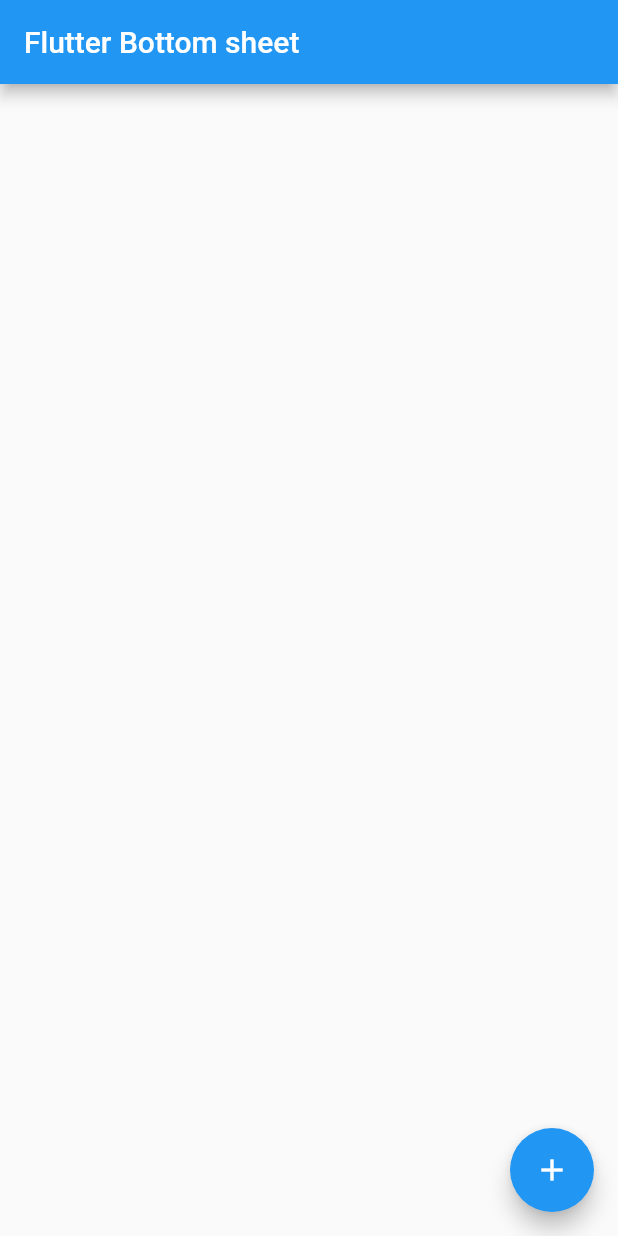
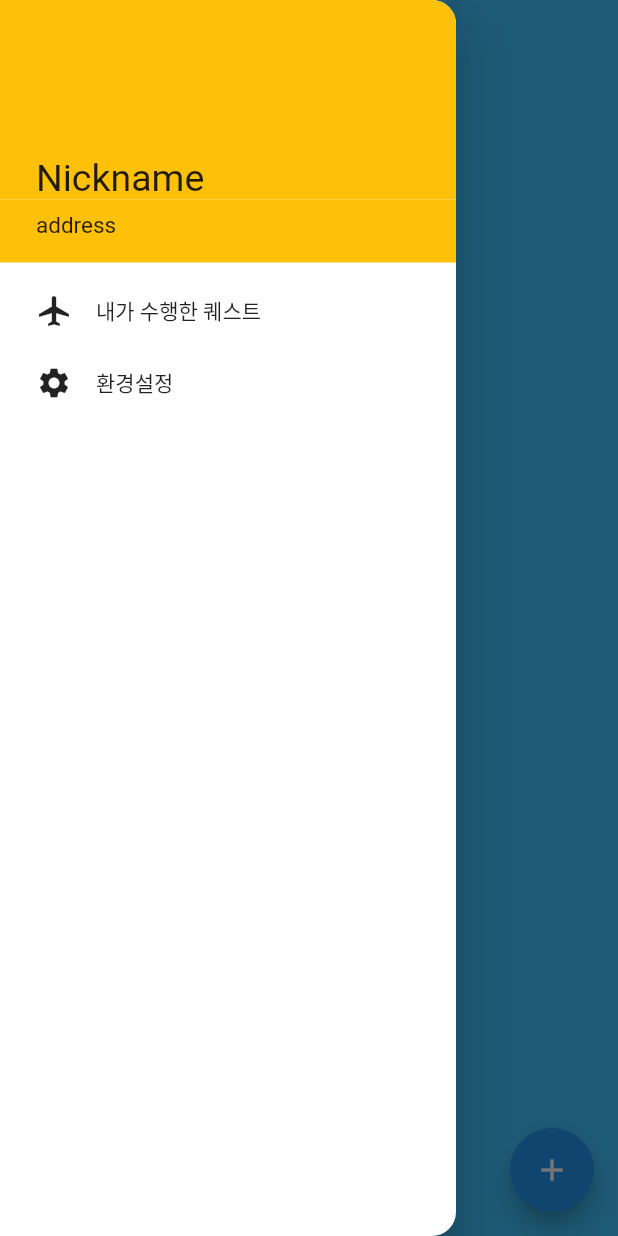
Before and after one commit to jeonghongki/flutter_bottom, a Flutter app: the screen it shows after launch, with the side drawer open (before the commit the screen has no drawer), on a phone screen of 412 x 824 dp. Run offline on Flutter 3.47's test engine with Material 2 defaults, Android fonts, the phone set to English and light mode, and no system bars.

```diff
--- a/lib/main.dart
+++ b/lib/main.dart
@@ -36,6 +36,7 @@ class MyApp extends StatelessWidget {
       title: 'Flutter Demo',
       theme: new ThemeData(
         primarySwatch: Colors.blue,
+        canvasColor: Colors.transparent
       ),
       home: new MyHomePage(title: 'Flutter Bottom sheet'),
     );
@@ -55,15 +56,143 @@ class _MyHomePageState extends State<MyHomePage> {
   @override
   Widget build(BuildContext context) {
     return new Scaffold(
-      appBar: new AppBar(
-        title: new Text(widget.title),
+      drawer: Drawer(
+        child: Container(
+          width: 256,
+          decoration: BoxDecoration(
+            color: Colors.white,
+            borderRadius: const BorderRadius.only(
+                bottomRight: const Radius.circular(16.0),
+                topRight: const Radius.circular(16.0)),
+          ),
+          child: Column(
+            mainAxisAlignment: MainAxisAlignment.start,
+            crossAxisAlignment: CrossAxisAlignment.stretch,
+            children: <Widget>[
+              // 사용자 닉네임
+              Container(
+                padding: const EdgeInsets.only(top: 104.0, left: 24.0, right: 16.0),
+                decoration: BoxDecoration(
+                  color: Colors.amber,
+                  borderRadius: BorderRadius.only(
+                      topRight: const Radius.circular(16.0)
+                  ),
+                ),
+                width: 256,
+                child: Text(
+                  'Nickname',
+                  style: TextStyle(fontSize: 25.0),
+                ),
+              ),
+              // 사용자 집주소
+              Container(
+                padding: const EdgeInsets.only(
+                  top: 8.0, bottom: 16.0,
+                  left: 24.0, right: 16.0,
+                ),
+                width: 256,
+                color: Colors.amber,
+                child: Text(
+                  'address',
+                  style: TextStyle(fontSize: 15.0),
+                ),
+              ),
+              // 내가 도전한 퀘스트
+              Container(
+                padding: const EdgeInsets.only(top: 8.0, left: 8.0, right: 8.0),
+                child: RaisedButton(
+                  elevation: 0.0,
+                  highlightElevation: 0.0,
+                  highlightColor: Colors.transparent,
+                  splashColor: Colors.amberAccent.withOpacity(0.5),
+                  shape: RoundedRectangleBorder(borderRadius: BorderRadius.circular(8.0)),
+                  child: Row(
+                    mainAxisSize: MainAxisSize.max,
+                    children: <Widget>[
+                      Padding(
+                        padding: const EdgeInsets.only(right: 16.0),
+                        child: Icon(Icons.local_airport),
+                      ),
+                      Text('내가 수행한 퀘스트')
+                    ],
+                  ),
+                  onPressed: () => {
+                    Navigator.pop(context)
+                  },
+                  color: Colors.transparent,
+                ),
+              ),
+              // 환경설정
+              Container(
+                padding: const EdgeInsets.only(left: 8.0, right: 8.0),
+                child: RaisedButton(
+                  elevation: 0.0,
+                  highlightElevation: 0.0,
+                  highlightColor: Colors.transparent,
+                  splashColor: Colors.amberAccent.withOpacity(0.5),
+                  shape: RoundedRectangleBorder(borderRadius: BorderRadius.circular(8.0)),
+                  child: Row(
+                    mainAxisSize: MainAxisSize.max,
+                    children: <Widget>[
+                      Padding(
+                        padding: const EdgeInsets.only(right: 16.0),
+                        child: Icon(Icons.settings),
+                      ),
+                      Text('환경설정')
+                    ],
+                  ),
+                  onPressed: () => {
+                    Navigator.pop(context)
+                  },
+                  color: Colors.transparent,
+                ),
+              ),
+            ],
+          ),
+        )
       ),
-      floatingActionButton: new FloatingActionButton(
-        onPressed: (){
-          _settingModalBottomSheet(context);
-        },
-        child: new Icon(Icons.add),
+      body: WillPopScope(
+          onWillPop: _yon,
+          child: Stack(
+            children: <Widget>[
+              Container(
+                  decoration: BoxDecoration(
+                      color: Colors.lightBlueAccent
+                  )
+              ),
+              Container(
+                margin: EdgeInsets.all(16.0),
+                alignment: Alignment.bottomRight,
+                child: FloatingActionButton(
+                    onPressed: () => {
+                      _settingModalBottomSheet(context)
+                    },
+                    child: Icon(Icons.add)
+                ),
+              ),
+            ],
+          )
       ),
+    );
+  }
+
+  Future<bool> _yon(){
+    return showDialog(
+        context: context,
+        builder: (_) => AlertDialog(
+            title: Text("알림"),
+            content: Text('정말 종료하시겠습니까?'),
+            actions: <Widget>[
+              FlatButton(
+                  child: Text("네"),
+                  onPressed: () => Navigator.pop(context, true)
+              ),
+              FlatButton(
+                  child: Text("아니요"),
+                  onPressed: () => Navigator.pop(context, false)
+              )
+            ]
+        )
     );
   }
 }
@@ -72,11 +201,11 @@ class _MyHomePageState extends State<MyHomePage> {
 void _settingModalBottomSheet(context){
   showModalBottomSheet(
       context: context,
-      builder: (WidgetBuilder) => bottomSheetBuilder()
+      builder: (WidgetBuilder) => bottomSheetBuilder(context)
   );
 }
 
-Widget bottomSheetBuilder(){
+Widget bottomSheetBuilder(BuildContext context){
   return Container(
     decoration: BoxDecoration(
       color: Colors.amber,
@@ -142,7 +271,9 @@ Widget bottomSheetBuilder(){
               child: RaisedButton(
                 padding: const EdgeInsets.only(top: 8, bottom: 8),
                 shape: new RoundedRectangleBorder(borderRadius: new BorderRadius.circular(40.0)),
-                onPressed: () => {},
+                onPressed: () => {
+                  Navigator.pop(context)
+                },
                 color: const Color(0xFFFFFFFF),
                 child: Icon(
                   Icons.insert_chart,
```
